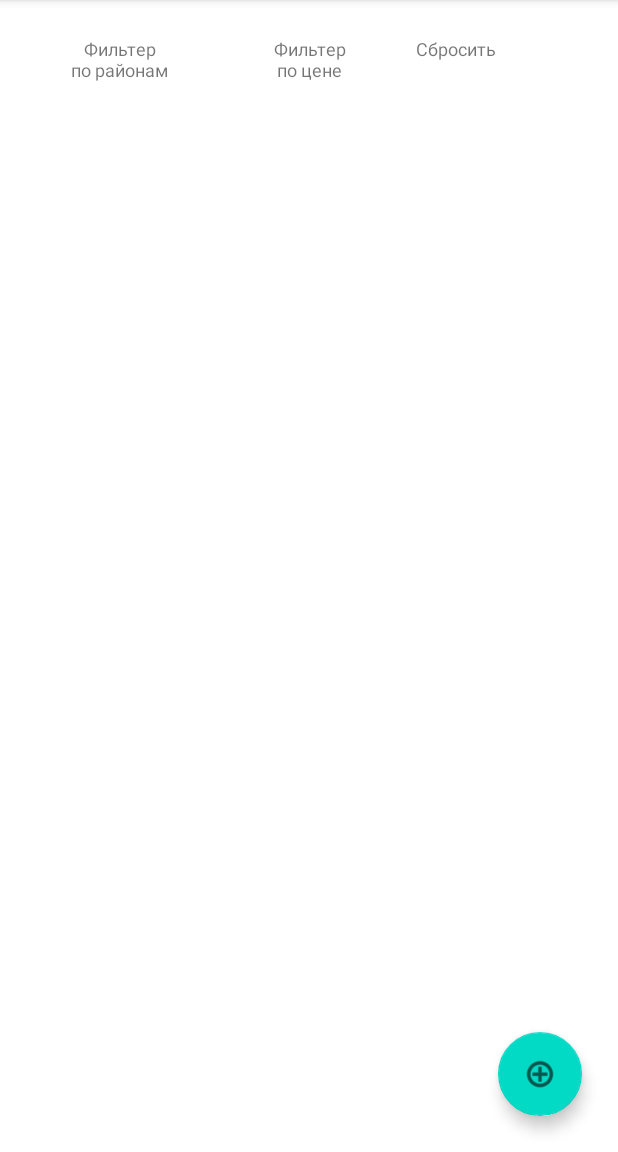
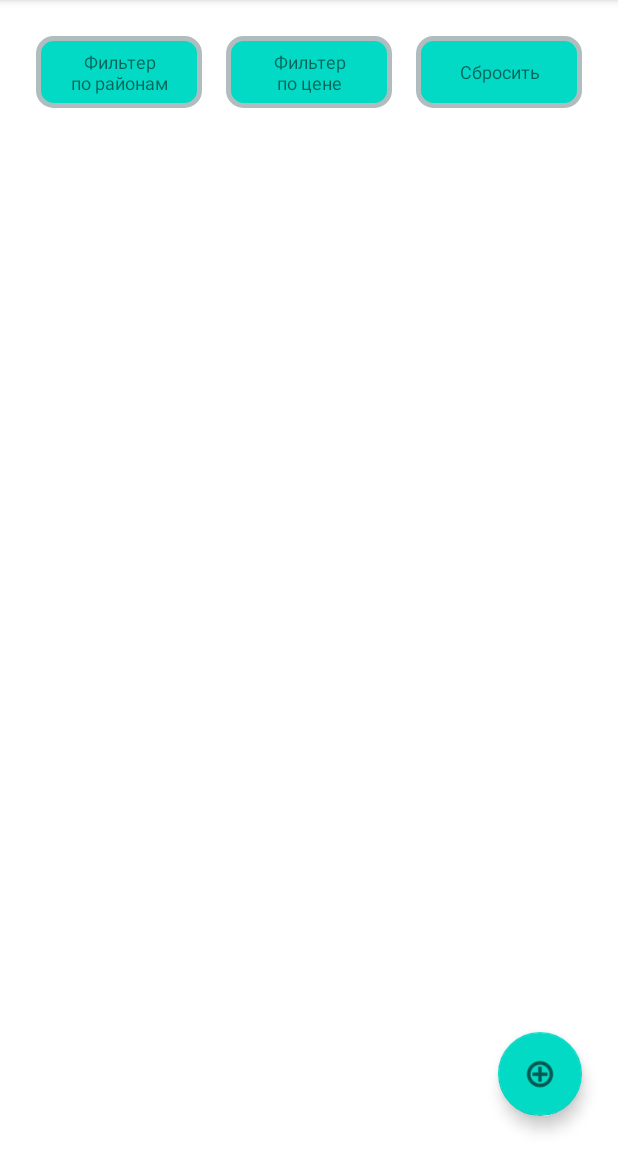
Before and after one commit to DanilaGri/constructionobjects, an Android app: the screen it shows after launch (MainActivity), after a tap on "FILTER", on a phone screen of 412 x 824 dp, the part 84-1236 px from its top. Run offline under Robolectric (Android 15) with nearby library versions, the phone set to English and light mode, and no system bars; our stand-ins replace Dagger/Hilt's generated code, Room's generated code, navigation-ui.

Commit message:
save state ui filter

```diff
--- a/app/src/main/java/com/ex/constructionobjects/ui/main/ConstructionFragment.kt
+++ b/app/src/main/java/com/ex/constructionobjects/ui/main/ConstructionFragment.kt
@@ -74,11 +74,8 @@ class ConstructionFragment : Fragment(), MenuProvider {
         viewLifecycleOwner.lifecycleScope.launch {
             repeatOnLifecycle(Lifecycle.State.STARTED) {
                 viewModel.uiState.collect { uiState ->
-                    // New value received
-                    when (uiState) {
-                        is ConstructionUiState.Success ->  adapter?.submitList(uiState.list)
-                        is ConstructionUiState.Error -> showError(uiState.exception)
-                    }
+                    adapter?.submitList(uiState.list)
+                    binding.filterLayout.visibility = if(uiState.isShowFilter) View.VISIBLE else View.GONE
                 }
             }
         }
@@ -96,7 +93,6 @@ class ConstructionFragment : Fragment(), MenuProvider {
         }
 
         binding.filterCloseButton.setOnClickListener{
-            binding.filterLayout.visibility = View.GONE
             viewModel.resetFilter()
         }
     }
@@ -142,7 +138,7 @@ class ConstructionFragment : Fragment(), MenuProvider {
     override fun onMenuItemSelected(menuItem: MenuItem): Boolean {
         when (menuItem.itemId) {
             R.id.action_filer -> {
-                binding.filterLayout.visibility = View.VISIBLE
+                viewModel.filterMenuPressed()
                 return true
             }
             else -> {}
--- a/app/src/main/java/com/ex/constructionobjects/ui/main/ConstructionViewModel.kt
+++ b/app/src/main/java/com/ex/constructionobjects/ui/main/ConstructionViewModel.kt
@@ -11,15 +11,13 @@ import kotlinx.coroutines.flow.StateFlow
 import kotlinx.coroutines.launch
 import javax.inject.Inject
 
-sealed class ConstructionUiState {
-    data class Success(val list: List<Construction>): ConstructionUiState()
-    data class Error(val exception: Throwable): ConstructionUiState()
-}
+data class ConstructionUiState(val isShowFilter: Boolean = false,
+                               val list: List<Construction> = emptyList())
 
 @HiltViewModel
 class ConstructionViewModel @Inject constructor(private val repository: ConstructionRepository) : ViewModel() {
 
-    private val _uiState = MutableStateFlow(ConstructionUiState.Success(emptyList()))
+    private val _uiState = MutableStateFlow(ConstructionUiState())
     // The UI collects from this StateFlow to get its state updates
     val uiState: StateFlow<ConstructionUiState> = _uiState
 
@@ -31,11 +29,15 @@ class ConstructionViewModel @Inject constructor(private val repository: Construc
         getAllConstruction()
     }
 
+    fun filterMenuPressed(){
+        _uiState.value = uiState.value.copy(isShowFilter = true)
+    }
+
     fun filterConstructionByDistrict(district: String) {
         viewModelScope.launch {
             repository.getConstructionByDistrict(district)
                 .collect { construction ->
-                    _uiState.value = ConstructionUiState.Success(construction)
+                    _uiState.value = uiState.value.copy(isShowFilter = true, list = construction)
                 }
         }
     }
@@ -43,7 +45,7 @@ class ConstructionViewModel @Inject constructor(private val repository: Construc
         viewModelScope.launch {
             repository.getConstructionByPriceRange(minPrice, maxPrice)
                 .collect { construction ->
-                    _uiState.value = ConstructionUiState.Success(construction)
+                    _uiState.value = uiState.value.copy(isShowFilter = true, list = construction)
                 }
         }
     }
@@ -55,8 +57,8 @@ class ConstructionViewModel @Inject constructor(private val repository: Construc
     private fun getAllConstruction(){
         viewModelScope.launch {
             repository.getAllConstruction()
-                .collect { favoriteNews ->
-                    _uiState.value = ConstructionUiState.Success(favoriteNews)
+                .collect { constructions ->
+                    _uiState.value = uiState.value.copy(isShowFilter = false, list = constructions)
                 }
         }
     }
--- /dev/null
+++ b/app/src/main/res/drawable/button_bg.xml
@@ -0,0 +1,7 @@
+<?xml version="1.0" encoding="utf-8"?>
+<shape xmlns:android="http://schemas.android.com/apk/res/android">
+    <solid android:color="@color/teal_200"/>
+    <stroke android:width="3dp" android:color="#B1BCBE" />
+    <corners android:radius="10dp"/>
+    <padding android:left="0dp" android:top="0dp" android:right="0dp" android:bottom="0dp" />
+</shape>
--- a/app/src/main/res/layout/fragment_construction.xml
+++ b/app/src/main/res/layout/fragment_construction.xml
@@ -13,6 +13,7 @@
         android:layout_width="match_parent"
         android:layout_height="wrap_content"
         android:orientation="horizontal"
+        android:gravity="center"
         android:layout_margin="16dp"
         app:layout_constraintEnd_toEndOf="parent"
         app:layout_constraintStart_toStartOf="parent"
@@ -22,9 +23,10 @@
             android:id="@+id/filter_district_button"
             android:layout_width="0dp"
             android:layout_weight="1"
-            android:layout_height="wrap_content"
+            android:layout_height="48dp"
             android:layout_margin="8dp"
             android:textSize="12sp"
+            android:background="@drawable/button_bg"
             android:gravity="center"
             android:text="Фильтер\nпо районам" />
 
@@ -32,9 +34,10 @@
             android:id="@+id/filter_price_button"
             android:layout_width="0dp"
             android:layout_weight="1"
-            android:layout_height="wrap_content"
+            android:layout_height="48dp"
             android:layout_margin="8dp"
             android:textSize="12sp"
+            android:background="@drawable/button_bg"
             android:gravity="center"
             android:text="Фильтер\nпо цене" />
 
@@ -44,7 +47,9 @@
             android:layout_weight="1"
             android:layout_margin="8dp"
             android:textSize="12sp"
-            android:layout_height="wrap_content"
+            android:gravity="center"
+            android:background="@drawable/button_bg"
+            android:layout_height="48dp"
             android:text="Сбросить" />
 
     </LinearLayout>
```
